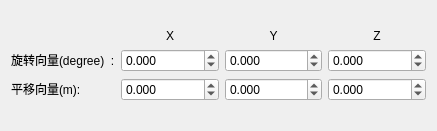
lg93lggt/Pose6dSolver-pyqt, file ui_files/ManualPoseWidget.ui: the form before one commit.
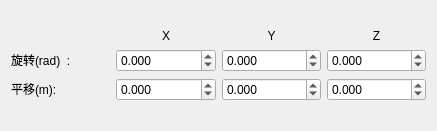
The form after the commit.

Diff of the .ui file:
```diff
--- a/ui_files/ManualPoseWidget.ui
+++ b/ui_files/ManualPoseWidget.ui
@@ -10,6 +10,12 @@
     <height>131</height>
    </rect>
   </property>
+  <property name="minimumSize">
+   <size>
+    <width>0</width>
+    <height>0</height>
+   </size>
+  </property>
   <property name="windowTitle">
    <string>Form</string>
   </property>
@@ -25,7 +31,7 @@
         </size>
        </property>
        <property name="text">
-        <string>平移向量(m):</string>
+        <string>平移(m):</string>
        </property>
       </widget>
      </item>
@@ -38,7 +44,7 @@
         </size>
        </property>
        <property name="text">
-        <string>旋转向量(degree)  :</string>
+        <string>旋转(rad)  :</string>
        </property>
       </widget>
      </item>
```
